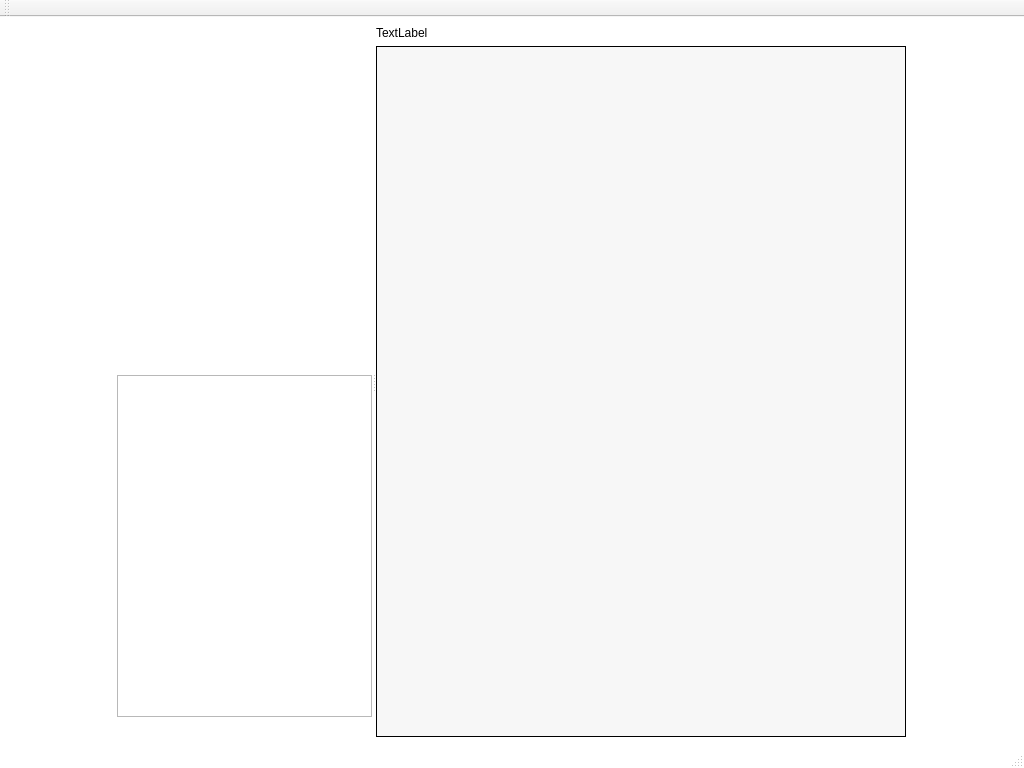
This is GUI/MainWindow.ui in PaulDebus/vis_project as Qt 5 draws it before an edit. The edited form follows.
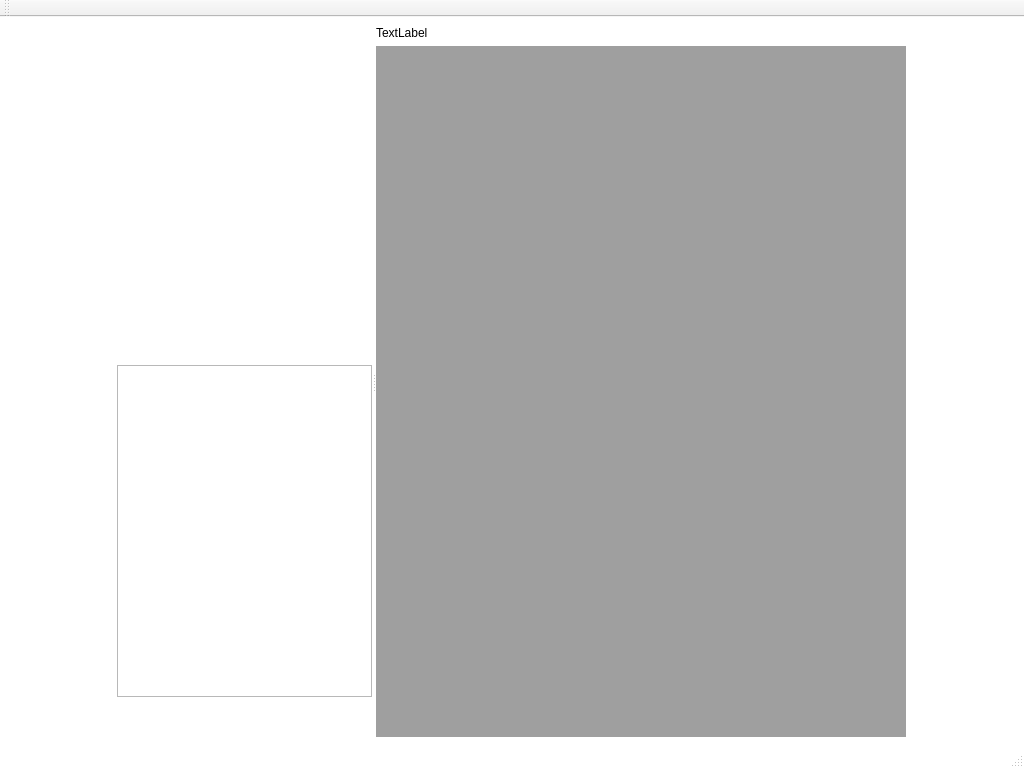
This is the edited form.

What changed in the file:
```diff
--- a/GUI/MainWindow.ui
+++ b/GUI/MainWindow.ui
@@ -31,9 +31,6 @@
   <property name="styleSheet">
    <string notr="true">QMainWindow {background: rgb(255, 255, 255)}</string>
   </property>
-  <property name="tabShape">
-   <enum>QTabWidget::Rounded</enum>
-  </property>
   <widget class="QWidget" name="centralwidget">
    <property name="maximumSize">
     <size>
@@ -126,15 +123,15 @@
         <item>
          <spacer name="verticalSpacer">
           <property name="orientation">
-           <enum>Qt::Horizontal</enum>
+           <enum>Qt::Vertical</enum>
           </property>
           <property name="sizeType">
            <enum>QSizePolicy::Preferred</enum>
           </property>
           <property name="sizeHint" stdset="0">
            <size>
-            <width>40</width>
-            <height>20</height>
+            <width>20</width>
+            <height>40</height>
            </size>
           </property>
          </spacer>
@@ -158,24 +155,6 @@
             <verstretch>0</verstretch>
            </sizepolicy>
           </property>
-          <property name="frameShape">
-           <enum>QFrame::Box</enum>
-          </property>
-          <property name="background">
-           <brush brushstyle="SolidPattern">
-            <color alpha="245">
-             <red>247</red>
-             <green>247</green>
-             <blue>247</blue>
-            </color>
-           </brush>
-          </property>
-          <property name="viewMode">
-           <enum>QMdiArea::SubWindowView</enum>
-          </property>
-          <property name="tabShape">
-           <enum>QTabWidget::Triangular</enum>
-          </property>
          </widget>
         </item>
        </layout>
```
Left out of the diff: 5 changed lines with no effect on the pictures.
